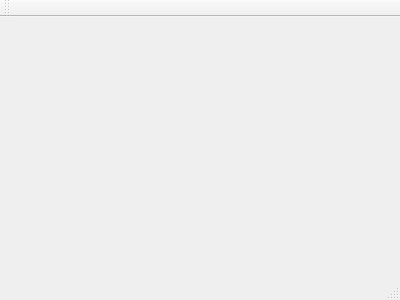
The window that Qt/Demon01/mainwindow.ui (g1050/Daily) describes before a commit, drawn with Qt 5.
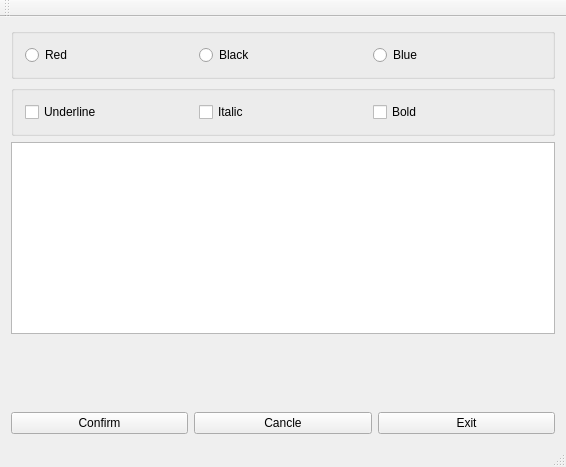
The same window after the commit.

The edit to the form file:
```diff
--- a/Qt/Demon01/mainwindow.ui
+++ b/Qt/Demon01/mainwindow.ui
@@ -1,24 +1,159 @@
 <ui version="4.0">
  <class>MainWindow</class>
- <widget class="QMainWindow" name="MainWindow" >
-  <property name="geometry" >
+ <widget class="QMainWindow" name="MainWindow">
+  <property name="geometry">
    <rect>
     <x>0</x>
     <y>0</y>
-    <width>400</width>
-    <height>300</height>
+    <width>566</width>
+    <height>467</height>
    </rect>
   </property>
   <property name="windowTitle" >
    <string>MainWindow</string>
   </property>
-  <widget class="QMenuBar" name="menuBar" />
-  <widget class="QToolBar" name="mainToolBar" />
-  <widget class="QWidget" name="centralWidget" />
-  <widget class="QStatusBar" name="statusBar" />
+  <widget class="QWidget" name="centralWidget">
+   <layout class="QVBoxLayout" name="verticalLayout_3">
+    <item>
+     <layout class="QVBoxLayout" name="verticalLayout_2">
+      <item>
+       <layout class="QVBoxLayout" name="verticalLayout">
+        <item>
+         <widget class="QGroupBox" name="groupBox_2">
+          <property name="title">
+           <string/>
+          </property>
+          <layout class="QHBoxLayout" name="horizontalLayout_4">
+           <item>
+            <layout class="QHBoxLayout" name="horizontalLayout_3">
+             <item>
+              <widget class="QRadioButton" name="radioButton_3">
+               <property name="text">
+                <string>Red</string>
+               </property>
+              </widget>
+             </item>
+             <item>
+              <widget class="QRadioButton" name="radioButton">
+               <property name="text">
+                <string>Black</string>
+               </property>
+              </widget>
+             </item>
+             <item>
+              <widget class="QRadioButton" name="radioButton_2">
+               <property name="text">
+                <string>Blue</string>
+               </property>
+              </widget>
+             </item>
+            </layout>
+           </item>
+          </layout>
+         </widget>
+        </item>
+        <item>
+         <widget class="QGroupBox" name="groupBox">
+          <property name="title">
+           <string/>
+          </property>
+          <layout class="QHBoxLayout" name="horizontalLayout_2">
+           <item>
+            <layout class="QHBoxLayout" name="horizontalLayout">
+             <item>
+              <widget class="QCheckBox" name="checkBox">
+               <property name="text">
+                <string>Underline</string>
+               </property>
+              </widget>
+             </item>
+             <item>
+              <widget class="QCheckBox" name="checkBox_2">
+               <property name="text">
+                <string>Italic</string>
+               </property>
+              </widget>
+             </item>
+             <item>
+              <widget class="QCheckBox" name="checkBox_3">
+               <property name="text">
+                <string>Bold</string>
+               </property>
+              </widget>
+             </item>
+            </layout>
+           </item>
+          </layout>
+         </widget>
+        </item>
+       </layout>
+      </item>
+      <item>
+       <widget class="QTextEdit" name="textEdit"/>
+      </item>
+      <item>
+       <spacer name="verticalSpacer">
+        <property name="orientation">
+         <enum>Qt::Vertical</enum>
+        </property>
+        <property name="sizeHint" stdset="0">
+         <size>
+          <width>20</width>
+          <height>40</height>
+         </size>
+        </property>
+       </spacer>
+      </item>
+      <item>
+       <layout class="QHBoxLayout" name="horizontalLayout_5">
+        <item>
+         <widget class="QPushButton" name="pushButton">
+          <property name="text">
+           <string>Confirm</string>
+          </property>
+         </widget>
+        </item>
+        <item>
+         <widget class="QPushButton" name="pushButton_2">
+          <property name="text">
+           <string>Cancle</string>
+          </property>
+         </widget>
+        </item>
+        <item>
+         <widget class="QPushButton" name="pushButton_3">
+          <property name="text">
+           <string>Exit</string>
+          </property>
+         </widget>
+        </item>
+       </layout>
+      </item>
+     </layout>
+    </item>
+   </layout>
+  </widget>
+  <widget class="QMenuBar" name="menuBar">
+   <property name="geometry">
+    <rect>
+     <x>0</x>
+     <y>0</y>
+     <width>566</width>
+     <height>28</height>
+    </rect>
+   </property>
+  </widget>
+  <widget class="QToolBar" name="mainToolBar">
+   <attribute name="toolBarArea">
+    <enum>TopToolBarArea</enum>
+   </attribute>
+   <attribute name="toolBarBreak">
+    <bool>false</bool>
+   </attribute>
+  </widget>
+  <widget class="QStatusBar" name="statusBar"/>
  </widget>
- <layoutDefault spacing="6" margin="11" />
- <pixmapfunction></pixmapfunction>
+ <layoutdefault spacing="6" margin="11"/>
  <resources/>
  <connections/>
 </ui>
```
Left out of the diff: 3 changed lines with no effect on the pictures.
